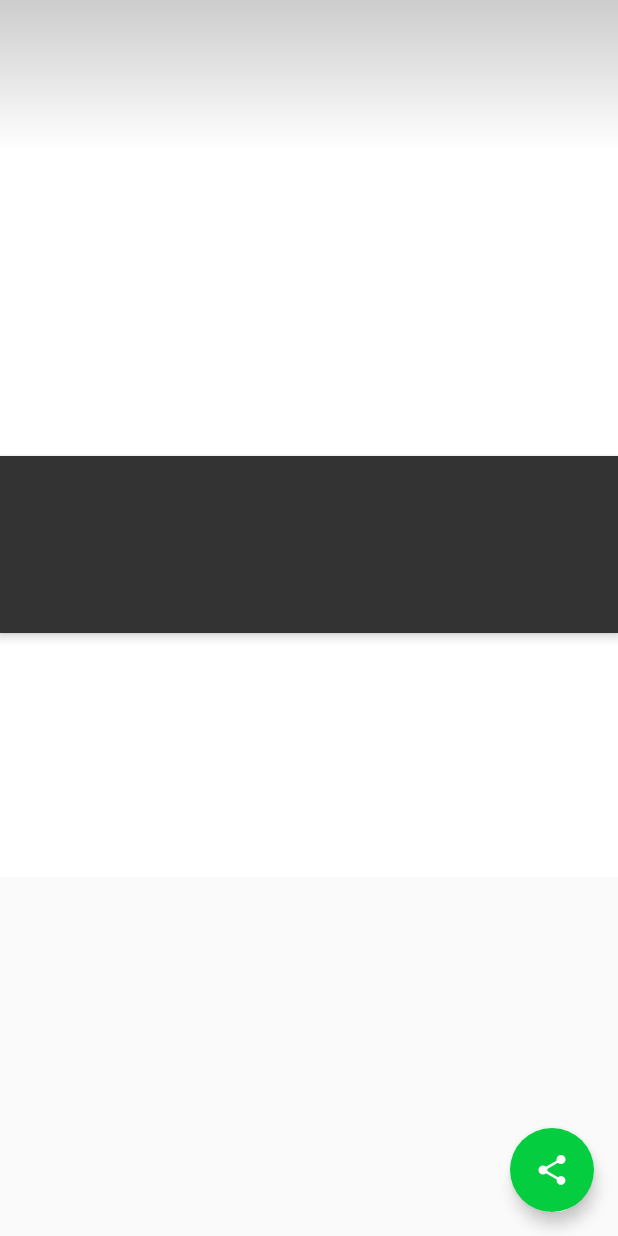
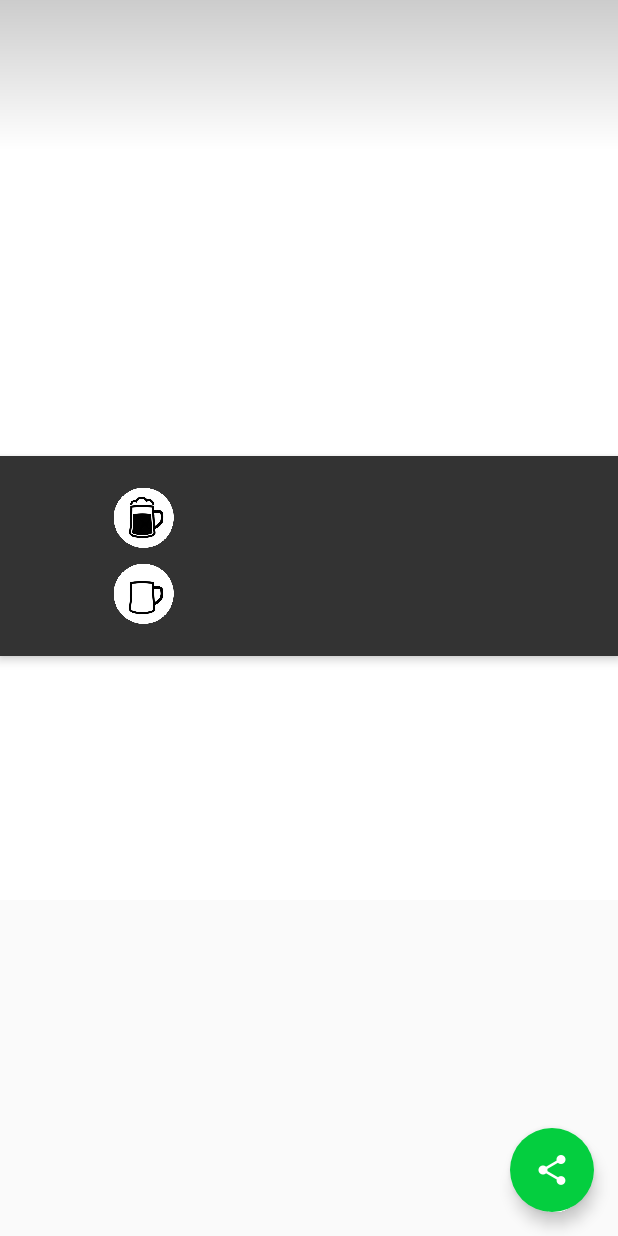
Before and after one commit to burcakDemircioglu/Capstone, an Android app: the layout beer_detail_fragment.xml on its own in the app's theme, with its tools: preview values and no code run, on a phone screen of 412 x 824 dp. Run offline under Robolectric (Android 15) with nearby library versions, the phone set to English and light mode, and no system bars.

Commit message:
feat: Create Like And Dislike Buttons

```diff
--- a/WannaBeer/app/src/main/res/layout/beer_detail_fragment.xml
+++ b/WannaBeer/app/src/main/res/layout/beer_detail_fragment.xml
@@ -50,13 +50,17 @@
                     android:background="#333"
                     android:elevation="@dimen/detail_title_bar_elevation"
                     android:layout_gravity="bottom"
-                    android:orientation="vertical"
+                    android:orientation="horizontal"
                     android:paddingLeft="@dimen/detail_inner_horiz_margin"
                     android:paddingRight="@dimen/detail_inner_horiz_margin"
                     android:paddingTop="@dimen/detail_metabar_vert_padding"
                     android:paddingBottom="@dimen/detail_metabar_vert_padding"
                     android:layout_marginBottom="@dimen/detail_metabar_vert_padding">
-
+                    <LinearLayout
+                        android:layout_width="wrap_content"
+                        android:layout_height="wrap_content"
+                        android:orientation="vertical"
+                        android:layout_weight="1">
                         <TextView
                             android:id="@+id/article_title"
                             style="?android:attr/textAppearanceMedium"
@@ -91,6 +95,32 @@
                             android:layout_width="wrap_content"
                             android:layout_height="wrap_content"
                             android:textColor="#8fff" />
+
+                    </LinearLayout>
+                    <LinearLayout
+                        android:layout_width="wrap_content"
+                        android:layout_height="wrap_content"
+                        android:orientation="vertical"
+                        android:layout_weight="5">
+                        <ImageButton
+                            android:id="@+id/like_button"
+                            android:layout_width="40dp"
+                            android:layout_height="40dp"
+                            android:padding="0dp"
+                            android:layout_margin="5dp"
+                            android:scaleType="centerCrop"
+                            android:background="@null"
+                            android:src="@drawable/like_button"/>
+                        <ImageButton
+                            android:id="@+id/dislike_button"
+                            android:layout_width="40dp"
+                            android:layout_height="40dp"
+                            android:padding="0dp"
+                            android:layout_margin="5dp"
+                            android:scaleType="centerCrop"
+                            android:background="@null"
+                            android:src="@drawable/dislike_button"/>
+                    </LinearLayout>
                 </LinearLayout>
                 <LinearLayout
                     android:layout_width="match_parent"
```
Also changed, not shown: WannaBeer/app/src/main/res/drawable/dislike_button.png (added), WannaBeer/app/src/main/res/drawable/like_button.png (added). Lines whose indentation alone changed are shown as unchanged.
